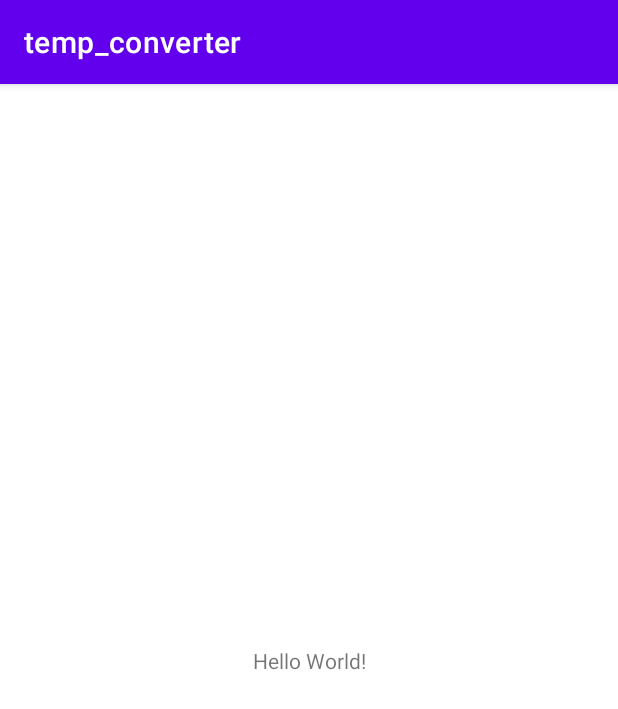
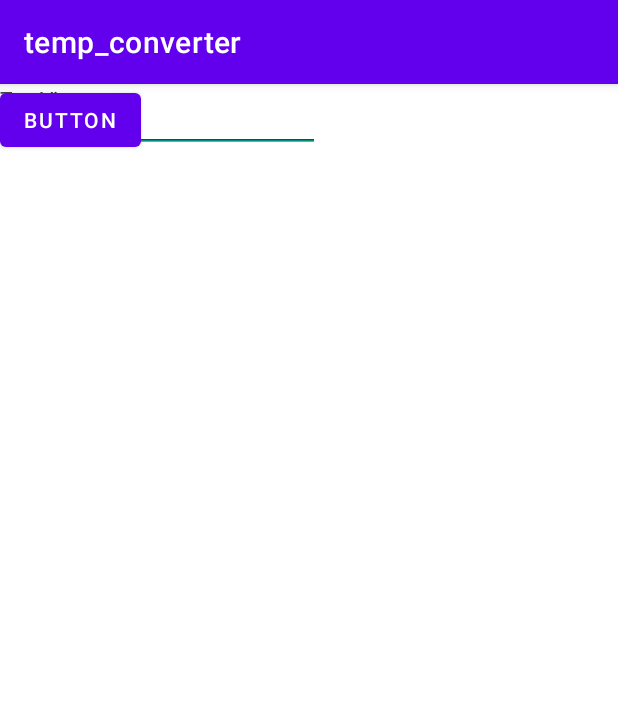
Before and after one commit to nkey0011/cs408_temp_convert, an Android app: the screen it shows after launch (MainActivity), on a phone screen of 412 x 824 dp. Shown: the top 709 px of the screen. Run offline under Robolectric (Android 15) with nearby library versions, the phone set to English and light mode, and no system bars.

Commit message:
added text fields and button

```diff
--- a/app/src/main/res/layout/activity_main.xml
+++ b/app/src/main/res/layout/activity_main.xml
@@ -7,12 +7,46 @@
     tools:context=".MainActivity">
 
     <TextView
+        android:id="@+id/textView"
         android:layout_width="wrap_content"
         android:layout_height="wrap_content"
-        android:text="Hello World!"
-        app:layout_constraintBottom_toBottomOf="parent"
-        app:layout_constraintLeft_toLeftOf="parent"
-        app:layout_constraintRight_toRightOf="parent"
-        app:layout_constraintTop_toTopOf="parent" />
+        android:text="TextView"
+        tools:layout_editor_absoluteX="117dp"
+        tools:layout_editor_absoluteY="98dp" />
 
+    <TextView
+        android:id="@+id/textView2"
+        android:layout_width="wrap_content"
+        android:layout_height="wrap_content"
+        android:text="TextView"
+        tools:layout_editor_absoluteX="117dp"
+        tools:layout_editor_absoluteY="135dp" />
+
+    <Button
+        android:id="@+id/button"
+        android:layout_width="wrap_content"
+        android:layout_height="wrap_content"
+        android:text="Button"
+        tools:layout_editor_absoluteX="158dp"
+        tools:layout_editor_absoluteY="196dp" />
+
+    <EditText
+        android:id="@+id/editTextTextMultiLine"
+        android:layout_width="wrap_content"
+        android:layout_height="wrap_content"
+        android:ems="10"
+        android:gravity="start|top"
+        android:inputType="textMultiLine"
+        tools:layout_editor_absoluteX="185dp"
+        tools:layout_editor_absoluteY="82dp" />
+
+    <EditText
+        android:id="@+id/editTextTextMultiLine2"
+        android:layout_width="wrap_content"
+        android:layout_height="wrap_content"
+        android:ems="10"
+        android:gravity="start|top"
+        android:inputType="textMultiLine"
+        tools:layout_editor_absoluteX="188dp"
+        tools:layout_editor_absoluteY="139dp" />
 </androidx.constraintlayout.widget.ConstraintLayout>
```
